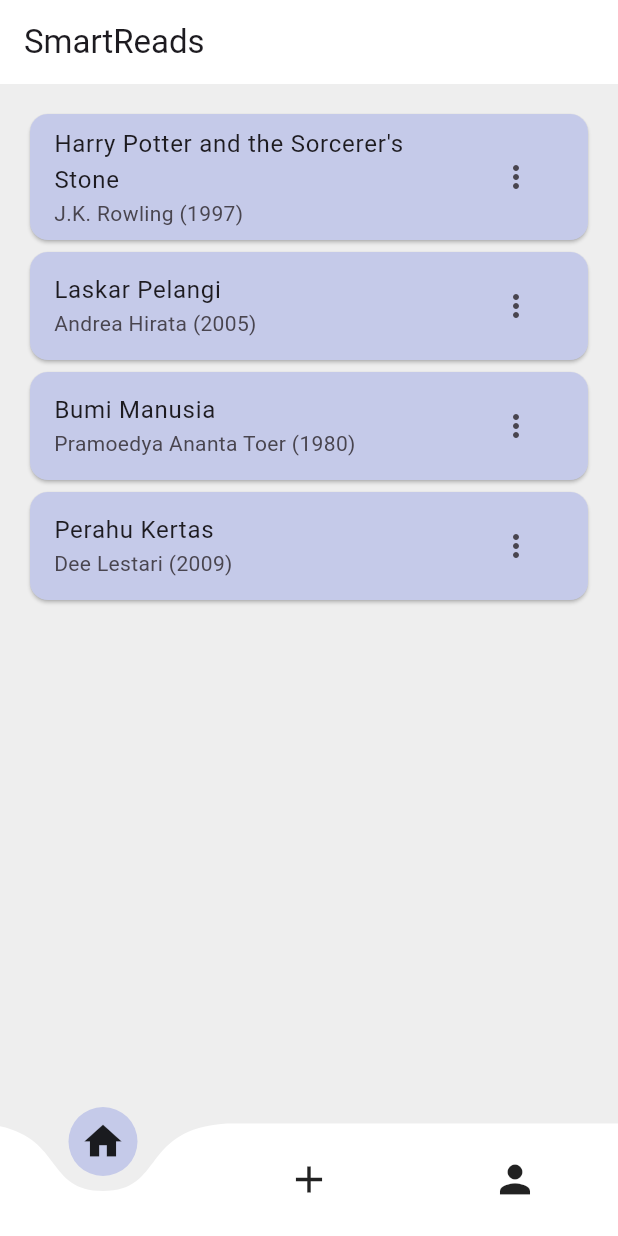
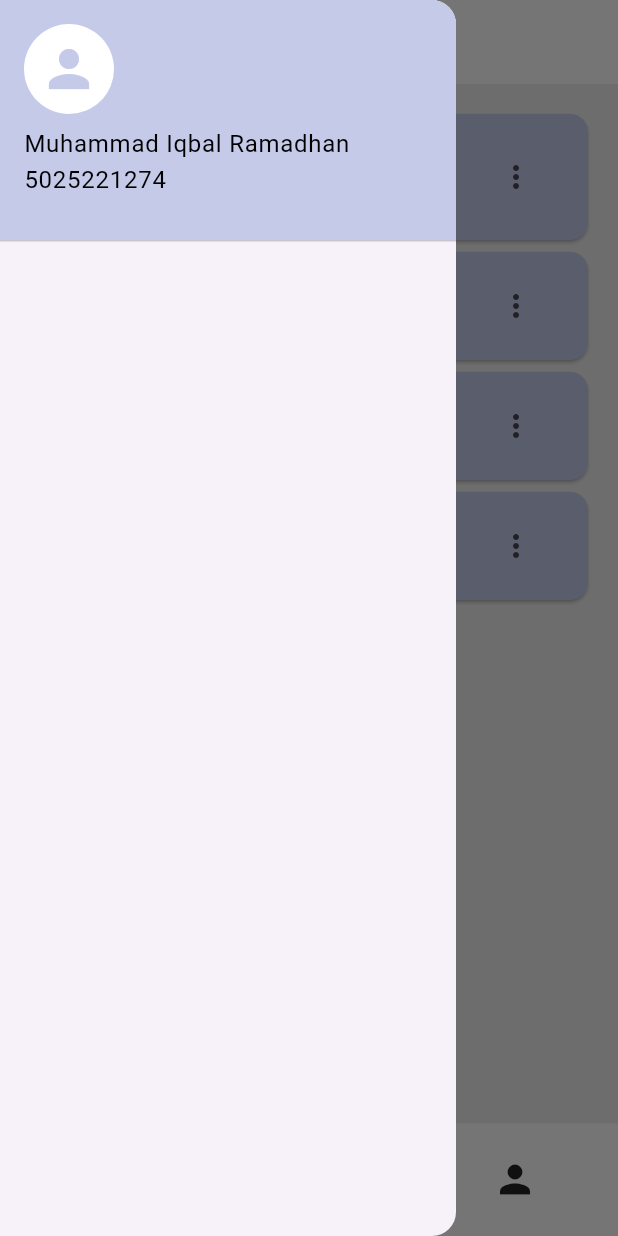
Before and after one commit to LaptopMerah/PPB-Flutter-Simple-App, a Flutter app: the screen it shows after launch, with the side drawer open (before the commit the screen has no drawer), on a phone screen of 412 x 824 dp. Run offline on Flutter 3.47's test engine with Material 3 defaults, Android fonts, the phone set to English and light mode, and no system bars; drawn by our look-alikes of curved_navigation_bar; our stand-ins replace lottie.

Commit message:
feat: add drawer

```diff
--- /dev/null
+++ b/lib/drawer.dart
@@ -0,0 +1,41 @@
+import 'package:flutter/material.dart';
+
+class MyDrawer extends StatelessWidget {
+  const MyDrawer({super.key});
+
+  @override
+  Widget build(BuildContext context) {
+    return SafeArea(
+      child: Drawer(
+        child: ListView(
+          padding: EdgeInsets.zero,
+          children: [
+            DrawerHeader(
+              decoration: BoxDecoration(color: Colors.indigo[100]),
+              child: Column(
+                crossAxisAlignment: CrossAxisAlignment.start,
+                children: [
+                  CircleAvatar(
+                    radius: 30,
+                    backgroundColor: Colors.white,
+                    child: Icon(
+                      Icons.person,
+                      size: 40,
+                      color: Colors.indigo[100],
+                    ),
+                  ),
+                  SizedBox(height: 8),
+                  Text(
+                    'Muhammad Iqbal Ramadhan',
+                    style: TextStyle(color: Colors.black),
+                  ),
+                  Text('5025221274', style: TextStyle(color: Colors.black)),
+                ],
+              ),
+            ),
+          ],
+        ),
+      ),
+    );
+  }
+}
--- a/lib/main.dart
+++ b/lib/main.dart
@@ -4,8 +4,9 @@ import 'package:simple_app/body_home.dart';
 import 'package:simple_app/body_book.dart';
 import 'package:simple_app/body_profile.dart';
 import 'package:simple_app/book.dart';
+import 'package:simple_app/drawer.dart';
 
-void main() => runApp(MaterialApp(title: 'SmartReads', home: BookTracker()));
+void main() => runApp(MaterialApp(title: 'SmartReads', home: BookTracker(), debugShowCheckedModeBanner: false));
 
 class BookTracker extends StatefulWidget {
   @override
@@ -77,7 +78,8 @@ class _BookTrackerState extends State<BookTracker> {
 
     return Scaffold(
       backgroundColor: Colors.grey[200],
-      appBar: AppBar(title: Text('SmartReads'), backgroundColor: Colors.white),
+      appBar: AppBar(title: Text('SmartReads'), centerTitle: true, backgroundColor: Colors.white),
+      drawer: MyDrawer(),
       body: body,
       bottomNavigationBar: CurvedNavigationBar(
         backgroundColor: Color(0xFFeeeeee),
```
